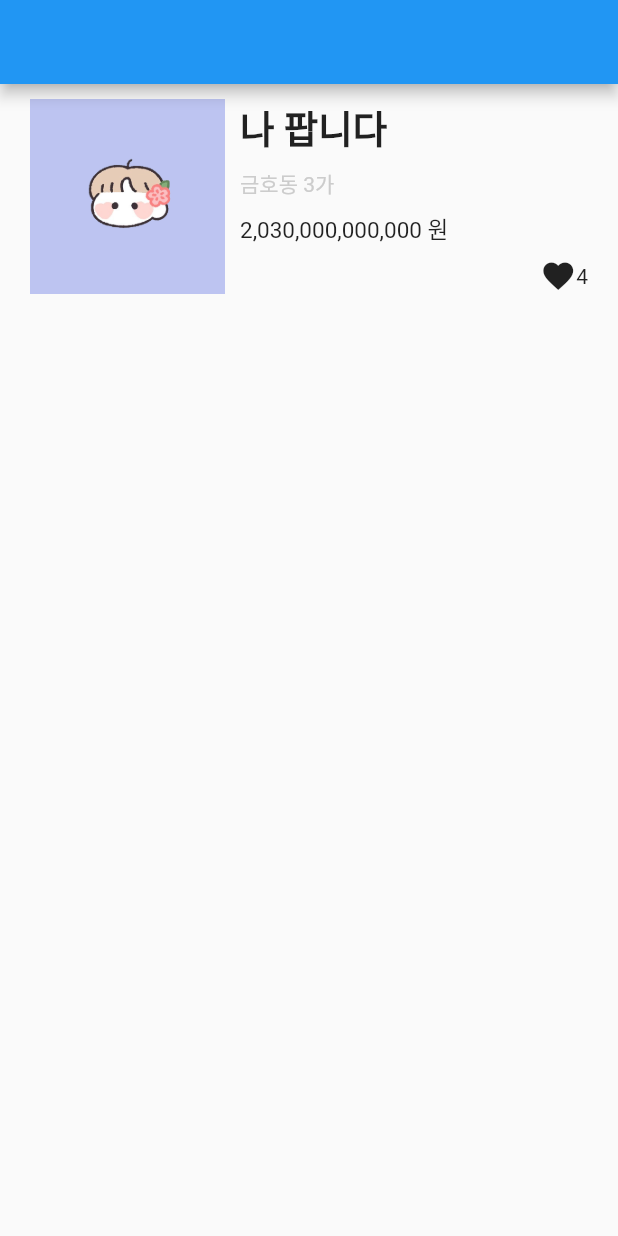
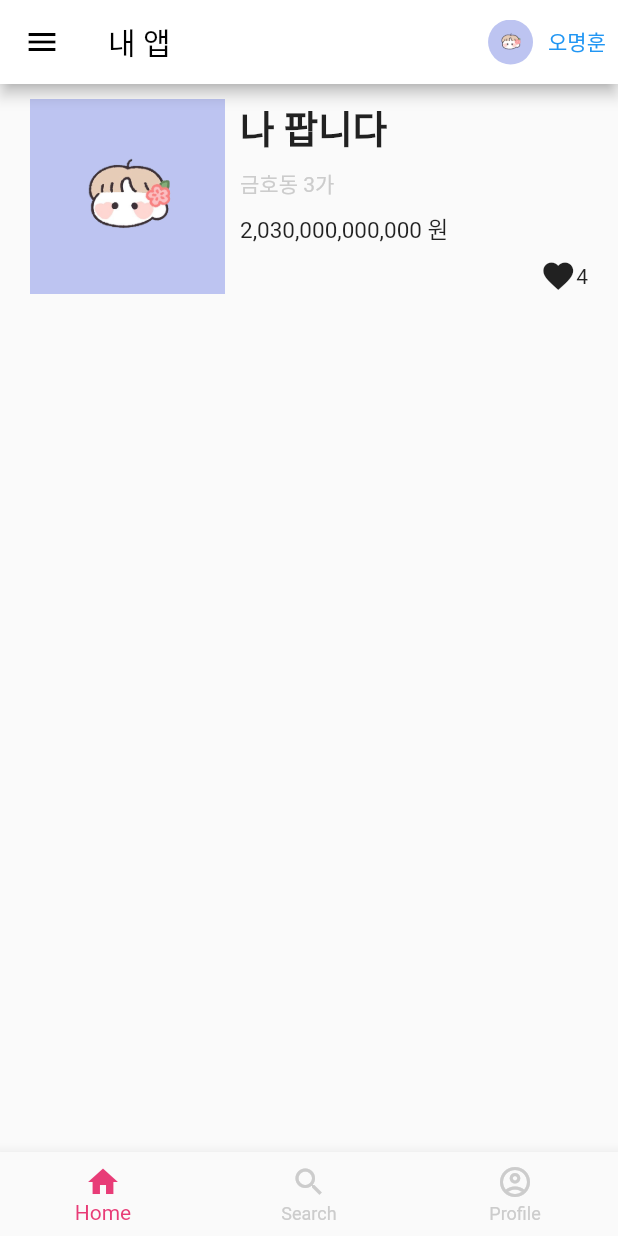
Before and after one commit to omh02033/flutterStudy, a Flutter app: the screen it shows after launch, on a phone screen of 412 x 824 dp. Run offline on Flutter 3.47's test engine with Material 2 defaults, Android fonts, the light colour scheme and no system bars.

Commit message:
feat: add bottom navigation items

```diff
--- a/lib/main.dart
+++ b/lib/main.dart
@@ -9,7 +9,28 @@ class MyApp extends StatelessWidget {
   Widget build(BuildContext context) {
     return MaterialApp(
       home: Scaffold(
-        appBar: AppBar(),
+        appBar: AppBar(
+          leading: Icon(Icons.menu, color: Colors.black),
+          title: Text('내 앱', style: TextStyle(
+            color: Colors.black,
+          ),),
+          actions: [
+            TextButton(
+              onPressed: (){print('clicked');},
+              child: Row(
+                children: [
+                  ClipRRect(
+                    borderRadius: BorderRadius.circular(50),
+                    child: Image.asset('assets/background.png', width: 30),
+                  ),
+                  SizedBox(width: 10),
+                  Text('오명훈')
+                ],
+              )
+            ),
+          ],
+          backgroundColor: Colors.white,
+        ),
         body: Container(
           height: 150,
           padding: EdgeInsets.all(10),
@@ -47,6 +68,15 @@ class MyApp extends StatelessWidget {
             ],
           ),
         ),
+        bottomNavigationBar: BottomNavigationBar(
+          selectedItemColor: Color(0xffE83C77),
+          unselectedItemColor: Color(0xffcccccc),
+          items: [
+            BottomNavigationBarItem(label: 'Home', icon: Icon(Icons.home)),
+            BottomNavigationBarItem(label: 'Search', icon: Icon(Icons.search)),
+            BottomNavigationBarItem(label: 'Profile', icon: Icon(Icons.account_circle_outlined)),
+          ],
+        ),
       ),
     );
   }
```
